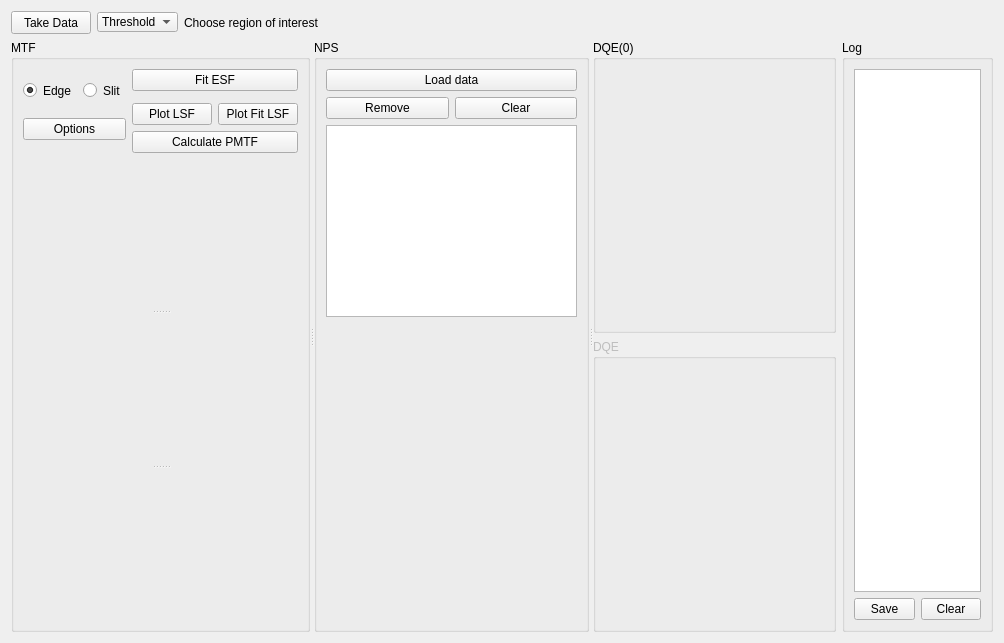
Qt form SpidrMpx3Eq/qcstmdqe.ui (navrit/dexter) before a commit.
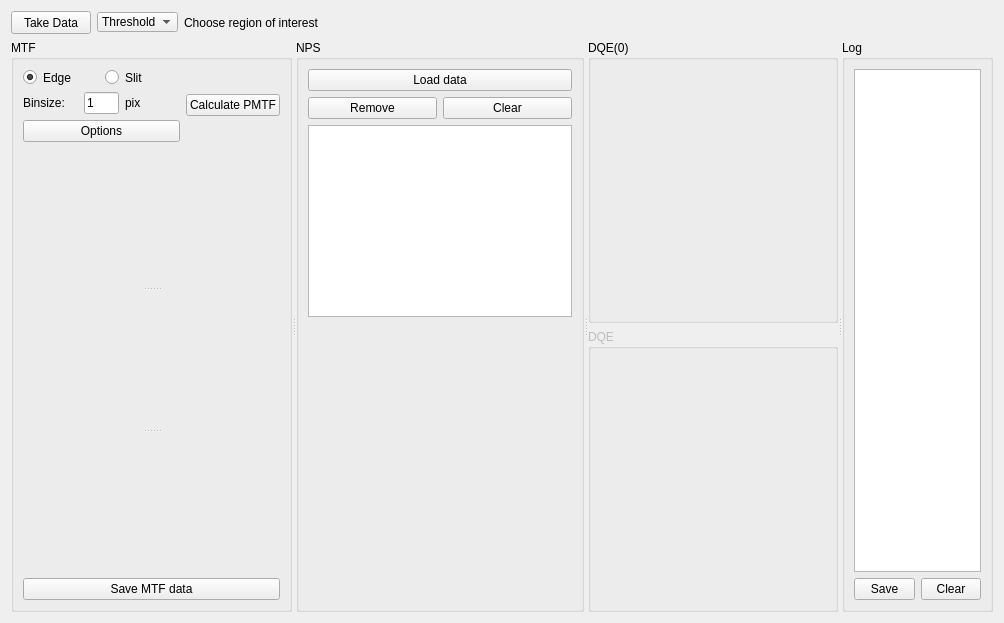
The same form after that commit. Custom widgets are drawn as their Qt base class.

Patch:
```diff
--- a/SpidrMpx3Eq/qcstmdqe.ui
+++ b/SpidrMpx3Eq/qcstmdqe.ui
@@ -7,13 +7,13 @@
     <x>0</x>
     <y>0</y>
     <width>1004</width>
-    <height>643</height>
+    <height>623</height>
    </rect>
   </property>
   <property name="windowTitle">
    <string>Form</string>
   </property>
-  <layout class="QVBoxLayout" name="verticalLayout_11">
+  <layout class="QVBoxLayout" name="verticalLayout_6">
    <item>
     <layout class="QHBoxLayout" name="horizontalLayout_4">
      <item>
@@ -105,22 +105,26 @@
     </layout>
    </item>
    <item>
-    <layout class="QHBoxLayout" name="horizontalLayout_7">
-     <item>
       <widget class="QSplitter" name="splitter_2">
        <property name="orientation">
         <enum>Qt::Horizontal</enum>
        </property>
        <widget class="QGroupBox" name="groupBox">
+      <property name="minimumSize">
+       <size>
+        <width>281</width>
+        <height>0</height>
+       </size>
+      </property>
         <property name="title">
          <string>MTF</string>
         </property>
+      <layout class="QVBoxLayout" name="verticalLayout">
+       <item>
+        <layout class="QHBoxLayout" name="horizontalLayout_3">
+         <item>
         <layout class="QVBoxLayout" name="verticalLayout_10">
          <item>
-          <layout class="QHBoxLayout" name="horizontalLayout_5">
-           <item>
-            <layout class="QVBoxLayout" name="verticalLayout_6">
-             <item>
               <layout class="QHBoxLayout" name="horizontalLayout">
                <item>
                 <widget class="QRadioButton" name="radioButton">
@@ -153,6 +157,37 @@
                </item>
               </layout>
              </item>
+           <item>
+            <layout class="QHBoxLayout" name="horizontalLayout_5">
+             <item>
+              <widget class="QLabel" name="label">
+               <property name="text">
+                <string>Binsize: </string>
+               </property>
+              </widget>
+             </item>
+             <item>
+              <widget class="QLineEdit" name="binSizeLineEdit">
+               <property name="maximumSize">
+                <size>
+                 <width>35</width>
+                 <height>16777215</height>
+                </size>
+               </property>
+               <property name="text">
+                <string>1</string>
+               </property>
+              </widget>
+             </item>
+             <item>
+              <widget class="QLabel" name="label_2">
+               <property name="text">
+                <string>pix</string>
+               </property>
+              </widget>
+             </item>
+            </layout>
+           </item>
              <item>
               <widget class="QPushButton" name="pushButton">
                <property name="text">
@@ -163,46 +198,6 @@
             </layout>
            </item>
            <item>
-            <layout class="QVBoxLayout" name="verticalLayout">
-             <item>
-              <widget class="QPushButton" name="fitESFpushButton">
-               <property name="maximumSize">
-                <size>
-                 <width>16777215</width>
-                 <height>23</height>
-                </size>
-               </property>
-               <property name="text">
-                <string>Fit ESF</string>
-               </property>
-              </widget>
-             </item>
-             <item>
-              <widget class="Line" name="line">
-               <property name="orientation">
-                <enum>Qt::Vertical</enum>
-               </property>
-              </widget>
-             </item>
-             <item>
-              <layout class="QHBoxLayout" name="horizontalLayout_3">
-               <item>
-                <widget class="QPushButton" name="discreteLSFpushButton">
-                 <property name="text">
-                  <string>Plot LSF</string>
-                 </property>
-                </widget>
-               </item>
-               <item>
-                <widget class="QPushButton" name="fitLSFpushButton">
-                 <property name="text">
-                  <string>Plot Fit LSF</string>
-                 </property>
-                </widget>
-               </item>
-              </layout>
-             </item>
-             <item>
               <widget class="QPushButton" name="mtfPushButton">
                <property name="text">
                 <string>Calculate PMTF</string>
@@ -211,37 +206,21 @@
              </item>
             </layout>
            </item>
-          </layout>
-         </item>
          <item>
           <widget class="QSplitter" name="splitter">
            <property name="orientation">
             <enum>Qt::Vertical</enum>
            </property>
-           <widget class="QCustomPlot" name="ESFplot" native="true">
-            <property name="minimumSize">
-             <size>
-              <width>242</width>
-              <height>149</height>
-             </size>
-            </property>
-           </widget>
-           <widget class="QCustomPlot" name="LSFplot" native="true">
-            <property name="minimumSize">
-             <size>
-              <width>242</width>
-              <height>150</height>
-             </size>
-            </property>
-           </widget>
-           <widget class="QCustomPlot" name="MTFplot" native="true">
-            <property name="minimumSize">
-             <size>
-              <width>242</width>
-              <height>149</height>
-             </size>
-            </property>
-           </widget>
+         <widget class="QCustomPlot" name="ESFplot" native="true"/>
+         <widget class="QCustomPlot" name="LSFplot" native="true"/>
+         <widget class="QCustomPlot" name="MTFplot" native="true"/>
+        </widget>
+       </item>
+       <item>
+        <widget class="QPushButton" name="saveMTFpushButton">
+         <property name="text">
+          <string>Save MTF data</string>
+         </property>
           </widget>
          </item>
         </layout>
@@ -252,8 +231,6 @@
         </property>
         <layout class="QVBoxLayout" name="verticalLayout_4">
          <item>
-          <layout class="QVBoxLayout" name="verticalLayout_9">
-           <item>
             <layout class="QVBoxLayout" name="verticalLayout_8">
              <item>
               <layout class="QVBoxLayout" name="verticalLayout_7">
@@ -313,8 +290,6 @@
             </widget>
            </item>
           </layout>
-         </item>
-        </layout>
        </widget>
        <widget class="QWidget" name="layoutWidget">
         <layout class="QVBoxLayout" name="verticalLayout_5">
@@ -349,9 +324,6 @@
          </item>
         </layout>
        </widget>
-      </widget>
-     </item>
-     <item>
       <widget class="QGroupBox" name="groupBox_5">
        <property name="maximumSize">
         <size>
@@ -400,8 +372,7 @@
        <zorder>textBrowser</zorder>
        <zorder></zorder>
       </widget>
-     </item>
-    </layout>
+    </widget>
    </item>
   </layout>
  </widget>
```
Left out of the diff: 4 changed lines with no effect on the pictures. Lines whose indentation alone changed are shown as unchanged.
